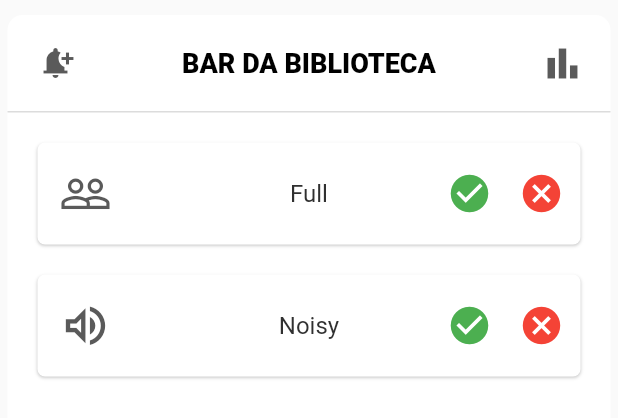
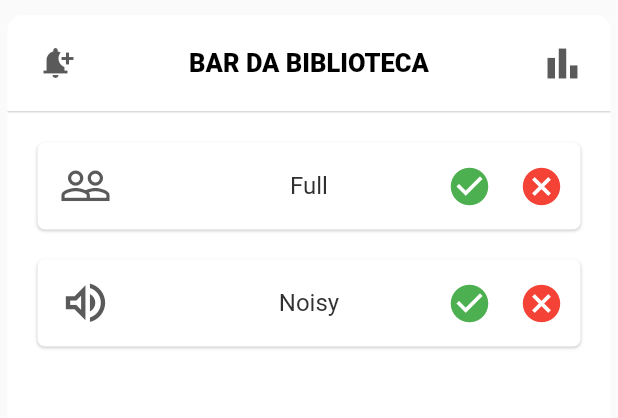
Before and after one commit to Miguel26-pixel/FEUP-ESOF, a Flutter app: the PointOfInterestPage widget shown alone on an empty page, opened directly with sample values from the repository, on a phone screen of 412 x 824 dp. Shown: the top 418 px of the screen. Run offline on Flutter 3.47's test engine with Material 2 defaults, Android fonts, the phone set to English and light mode, and no system bars; drawn by our look-alikes of auto_size_text; our stand-ins replace flutter_map, latlong2, location.

Commit message:
add: auto_size_text to resize point of interest name to fit 2 lines

```diff
--- a/src/lib/controller/poi/poi_mock_controller.dart
+++ b/src/lib/controller/poi/poi_mock_controller.dart
@@ -20,18 +20,18 @@ class MockPointOfInterestController
 
   MockPointOfInterestController() {
     AlertType type1 = AlertType("Full", "This Location is Full",
-        Duration(days: 1), Icons.people_outline);
+        const Duration(days: 1), Icons.people_outline);
     AlertType type2 = AlertType("Noisy", "This Location is Noisy",
-        Duration(days: 1), Icons.volume_up_outlined);
+        const Duration(days: 1), Icons.volume_up_outlined);
 
-    Alert alert1 =
-        Alert(DateTime.now(), DateTime.now().add(Duration(days: 1)), type1);
+    Alert alert1 = Alert(
+        DateTime.now(), DateTime.now().add(const Duration(days: 1)), type1);
 
-    Alert alert2 = Alert(DateTime.now().subtract(Duration(minutes: 1)),
-        DateTime.now().add(Duration(hours: 1)), type2);
+    Alert alert2 = Alert(DateTime.now().subtract(const Duration(minutes: 1)),
+        DateTime.now().add(const Duration(hours: 1)), type2);
 
-    this.elements[0].addAlert(alert1);
-    this.elements[0].addAlert(alert2);
+    elements[0].addAlert(alert1);
+    elements[0].addAlert(alert2);
   }
 
   @override
--- a/src/lib/model/alert_type.dart
+++ b/src/lib/model/alert_type.dart
@@ -9,18 +9,18 @@ class AlertType {
   AlertType(this._name, this._message, this._baseTime, this._iconData);
 
   String getName() {
-    return this._name;
+    return _name;
   }
 
   String getMessage() {
-    return this._message;
+    return _message;
   }
 
   Duration getBaseTime() {
-    return this._baseTime;
+    return _baseTime;
   }
 
   IconData getIconData() {
-    return this._iconData;
+    return _iconData;
   }
 }
--- a/src/lib/model/general_alert.dart
+++ b/src/lib/model/general_alert.dart
@@ -5,10 +5,10 @@ class GeneralAlert {
   GeneralAlert(this._startTime, this._finishTime);
 
   DateTime getStartTime() {
-    return this._startTime;
+    return _startTime;
   }
 
   DateTime getFinishTime() {
-    return this._finishTime;
+    return _finishTime;
   }
 }
--- a/src/lib/model/point.dart
+++ b/src/lib/model/point.dart
@@ -1,4 +1,3 @@
-import 'package:flutter/widgets.dart';
 import 'package:latlong2/latlong.dart';
 import 'package:src/model/alert.dart';
 
@@ -11,22 +10,22 @@ class PointOfInterest {
   PointOfInterest(this._name, this._position, this._floor);
 
   List<Alert> getAlerts() {
-    return this._alerts;
+    return _alerts;
   }
 
   void addAlert(Alert alert) {
-    this._alerts.add(alert);
+    _alerts.add(alert);
   }
 
   String getName() {
-    return this._name;
+    return _name;
   }
 
   LatLng getPosition() {
-    return this._position;
+    return _position;
   }
 
   int getFloor() {
-    return this._floor;
+    return _floor;
   }
 }
--- a/src/lib/view/page/main_page.dart
+++ b/src/lib/view/page/main_page.dart
@@ -1,4 +1,3 @@
-import 'package:flutter/cupertino.dart';
 import 'package:flutter/material.dart';
 import 'package:src/view/widget/map.dart';
 
@@ -20,7 +19,7 @@ class _MyHomePageState extends State<MyHomePage> {
         backgroundColor: Colors.white,
         foregroundColor: Colors.black,
       ),
-      body: Map(),
+      body: const Map(),
       floatingActionButton: FloatingActionButton(
         onPressed: () {},
         tooltip: 'Increment',
--- a/src/lib/view/widget/map.dart
+++ b/src/lib/view/widget/map.dart
@@ -1,4 +1,3 @@
-import 'package:flutter/cupertino.dart';
 import 'package:flutter/material.dart';
 import 'package:flutter_map/plugin_api.dart';
 import 'package:latlong2/latlong.dart';
@@ -8,7 +7,7 @@ import 'package:src/model/point.dart';
 import 'package:src/view/widget/poi.dart';
 
 class Map extends StatefulWidget {
-  Map({Key? key}) : super(key: key);
+  const Map({Key? key}) : super(key: key);
 
   @override
   State<Map> createState() => _MapState();
@@ -60,7 +59,7 @@ class _MapState extends State<Map> {
               builder: (ctx) => IconButton(
                 padding: EdgeInsets.zero,
                 iconSize: 35,
-                icon: Icon(
+                icon: const Icon(
                   Icons.room,
                 ),
                 onPressed: () => showModalBottomSheet(
--- a/src/lib/view/widget/poi.dart
+++ b/src/lib/view/widget/poi.dart
@@ -1,5 +1,6 @@
 import 'dart:math';
 
+import 'package:auto_size_text/auto_size_text.dart';
 import 'package:flutter/material.dart';
 import 'package:src/model/point.dart';
 
@@ -14,9 +15,9 @@ class PointOfInterestPage extends StatefulWidget {
 class _PointOfInterestPageState extends State<PointOfInterestPage> {
   Widget buildAlertItem(BuildContext context, int i) {
     return Container(
-        padding: EdgeInsets.symmetric(vertical: 10, horizontal: 2),
-        margin: EdgeInsets.only(top: 20, left: 20, right: 20),
-        decoration: BoxDecoration(
+        padding: const EdgeInsets.symmetric(vertical: 5, horizontal: 2),
+        margin: const EdgeInsets.only(top: 20, left: 20, right: 20),
+        decoration: const BoxDecoration(
             borderRadius: BorderRadius.all(Radius.circular(5)),
             color: Colors.white,
             boxShadow: [
@@ -38,7 +39,7 @@ class _PointOfInterestPageState extends State<PointOfInterestPage> {
                   IconButton(
                     iconSize: 30,
                     onPressed: () {},
-                    icon: Icon(
+                    icon: const Icon(
                       Icons.check_circle,
                       color: Colors.green,
                     ),
@@ -46,7 +47,7 @@ class _PointOfInterestPageState extends State<PointOfInterestPage> {
                   IconButton(
                     onPressed: () {},
                     iconSize: 30,
-                    icon: Icon(
+                    icon: const Icon(
                       Icons.cancel,
                       color: Colors.red,
                     ),
@@ -58,7 +59,7 @@ class _PointOfInterestPageState extends State<PointOfInterestPage> {
               alignment: Alignment.center,
               child: Text(
                 widget._poi.getAlerts()[i].getGeneralAlert().getName(),
-                style: TextStyle(fontSize: 16),
+                style: const TextStyle(fontSize: 16),
               ),
             ),
             Align(
@@ -77,21 +78,34 @@ class _PointOfInterestPageState extends State<PointOfInterestPage> {
 
   @override
   Widget build(BuildContext context) {
+    String titleString = widget._poi.getName();
+
+    Widget _title = AutoSizeText(
+      titleString.toUpperCase(),
+      textAlign: TextAlign.center,
+      maxLines: 2,
+      style: const TextStyle(
+        fontSize: 17,
+        color: Colors.black,
+        fontWeight: FontWeight.w800,
+      ),
+    );
+
     return ConstrainedBox(
         constraints: BoxConstraints.tightFor(
-            height: max(400, MediaQuery.of(context).size.height)),
+            height: min(400, MediaQuery.of(context).size.height)),
         child: Container(
-          decoration: BoxDecoration(
+          decoration: const BoxDecoration(
               borderRadius: BorderRadius.all(Radius.circular(10)),
               color: Colors.white),
           height: 120,
           // padding: EdgeInsets.symmetric(vertical: 10, horizontal: 5),
-          margin: EdgeInsets.symmetric(horizontal: 5, vertical: 10),
+          margin: const EdgeInsets.symmetric(horizontal: 5, vertical: 10),
           child: Column(
             children: [
               Container(
-                padding: EdgeInsets.all(8),
-                decoration: BoxDecoration(
+                padding: const EdgeInsets.all(8),
+                decoration: const BoxDecoration(
                   color: Colors.transparent,
                   border: Border(
                     bottom: BorderSide(
@@ -100,40 +114,38 @@ class _PointOfInterestPageState extends State<PointOfInterestPage> {
                     ),
                   ),
                 ),
-                child: Stack(
-                  alignment: Alignment.center,
+                child: Row(
                   children: [
-                    Align(
-                      alignment: Alignment.centerLeft,
-                      child: IconButton(
-                        icon: Icon(Icons.notification_add),
+                    IconButton(
+                      icon: const Icon(Icons.notification_add),
                       onPressed: () {},
                     ),
+                    Expanded(
+                      child: _title,
                     ),
-                    Align(
-                      alignment: Alignment.center,
-                      child: Text(
-                        widget._poi.getName().toUpperCase(),
-                        style: TextStyle(
-                          fontSize: 18,
-                          color: Colors.black,
-                          fontWeight: FontWeight.w800,
-                        ),
-                      ),
-                    ),
-                    Align(
-                      alignment: Alignment.centerRight,
-                      child: IconButton(
+                    IconButton(
                       iconSize: 30,
-                        icon: Icon(Icons.bar_chart),
+                      icon: const Icon(Icons.bar_chart),
                       onPressed: () {},
-                      ),
                     ),
                   ],
                 ),
               ),
               Expanded(
-                child: ListView.builder(
+                child: widget._poi.getAlerts().isEmpty
+                    ? const Center(
+                        child: SizedBox(
+                          width: 200,
+                          child: Text(
+                            "There are no active alerts here at this moment.",
+                            textAlign: TextAlign.center,
+                            style: TextStyle(
+                              color: Colors.grey,
+                            ),
+                          ),
+                        ),
+                      )
+                    : ListView.builder(
                         itemBuilder: buildAlertItem,
                         itemCount: widget._poi.getAlerts().length,
                       ),
--- a/src/pubspec.yaml
+++ b/src/pubspec.yaml
@@ -38,6 +38,7 @@ dependencies:
   location: ^4.3.0
   latlong2: ^0.8.1
   flutter_iconpicker: ^3.1.2
+  auto_size_text: ^3.0.0
 
 dev_dependencies:
   flutter_test:
```
Also changed, not shown: src/pubspec.lock. Lines whose indentation alone changed are shown as unchanged.
